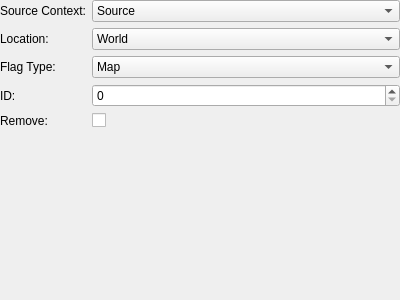
This is tools/cathedral/ui/ActionUpdateFlag.ui in comphack/comp_hack as Qt 5 draws it before an edit. The edited form follows.
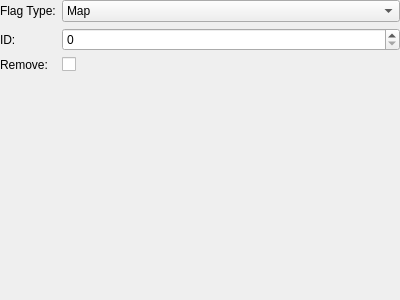
This is the edited form.

Commit message: Minimizing the base action UI

Diff of the .ui file:
```diff
--- a/tools/cathedral/ui/ActionUpdateFlag.ui
+++ b/tools/cathedral/ui/ActionUpdateFlag.ui
@@ -29,84 +29,13 @@
       <enum>QFormLayout::AllNonFixedFieldsGrow</enum>
      </property>
      <item row="0" column="0">
-      <widget class="QLabel" name="lblSourceContext">
-       <property name="text">
-        <string>Source Context:</string>
-       </property>
-      </widget>
-     </item>
-     <item row="0" column="1">
-      <widget class="QComboBox" name="sourceContext">
-       <item>
-        <property name="text">
-         <string>Source</string>
-        </property>
-       </item>
-       <item>
-        <property name="text">
-         <string>Party</string>
-        </property>
-       </item>
-       <item>
-        <property name="text">
-         <string>All</string>
-        </property>
-       </item>
-      </widget>
-     </item>
-     <item row="1" column="0">
-      <widget class="QLabel" name="lblLocation">
-       <property name="text">
-        <string>Location:</string>
-       </property>
-      </widget>
-     </item>
-     <item row="1" column="1">
-      <widget class="QComboBox" name="location">
-       <item>
-        <property name="text">
-         <string>World</string>
-        </property>
-       </item>
-       <item>
-        <property name="text">
-         <string>Channel</string>
-        </property>
-       </item>
-       <item>
-        <property name="text">
-         <string>Instance</string>
-        </property>
-       </item>
-       <item>
-        <property name="text">
-         <string>Zone</string>
-        </property>
-       </item>
-      </widget>
-     </item>
-     <item row="2" column="0">
       <widget class="QLabel" name="lblFlagType">
        <property name="text">
         <string>Flag Type:</string>
        </property>
       </widget>
      </item>
-     <item row="3" column="0">
-      <widget class="QLabel" name="lblID">
-       <property name="text">
-        <string>ID:</string>
-       </property>
-      </widget>
-     </item>
-     <item row="3" column="1">
-      <widget class="QSpinBox" name="id">
-       <property name="maximum">
-        <number>65535</number>
-       </property>
-      </widget>
-     </item>
-     <item row="2" column="1">
+     <item row="0" column="1">
       <widget class="QComboBox" name="flagType">
        <item>
         <property name="text">
@@ -130,16 +59,30 @@
        </item>
       </widget>
      </item>
-     <item row="4" column="1">
-      <widget class="QCheckBox" name="remove"/>
+     <item row="1" column="0">
+      <widget class="QLabel" name="lblID">
+       <property name="text">
+        <string>ID:</string>
+       </property>
+      </widget>
      </item>
-     <item row="4" column="0">
+     <item row="1" column="1">
+      <widget class="QSpinBox" name="id">
+       <property name="maximum">
+        <number>65535</number>
+       </property>
+      </widget>
+     </item>
+     <item row="2" column="0">
       <widget class="QLabel" name="lblRemove">
        <property name="text">
         <string>Remove:</string>
        </property>
       </widget>
      </item>
+     <item row="2" column="1">
+      <widget class="QCheckBox" name="remove"/>
+     </item>
     </layout>
    </item>
   </layout>
```
The commit also changes 50 other files.
